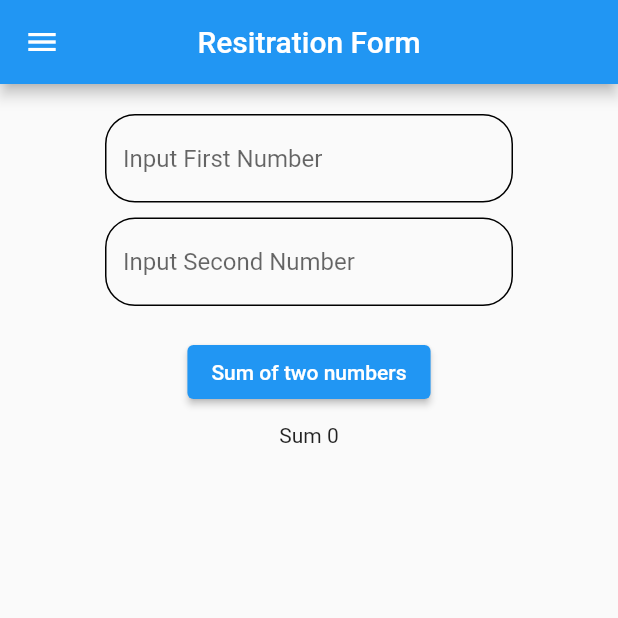
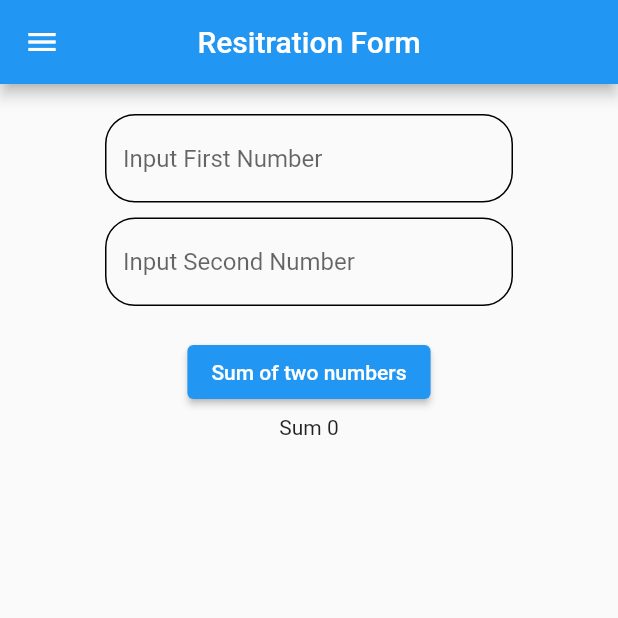
Before and after one commit to AnuLoveCoding/dbHelper, a Flutter app: the Input screen opened directly, on a phone screen of 412 x 824 dp, the top half of it. Run offline on Flutter 3.47's test engine with Material 2 defaults, Android fonts, the phone set to English and light mode, and no system bars; our stand-ins replace sqflite; accounts and stored records are empty.

Commit message:
"dbhelper_registrationform"

```diff
--- a/lib/InputAndOutputQuestions.dart
+++ b/lib/InputAndOutputQuestions.dart
@@ -46,7 +46,7 @@ class _InputState extends State<Input> {
               });
               }, child: Text('Sum of two numbers'),
             ),
-            SizedBox(height: 10.0,),
+            SizedBox(height: 5.0,),
             Text('Sum $c'),
           ],
         ),
```
Also changed, not shown: lib/DbHelper.dart (+3 -4 lines).
